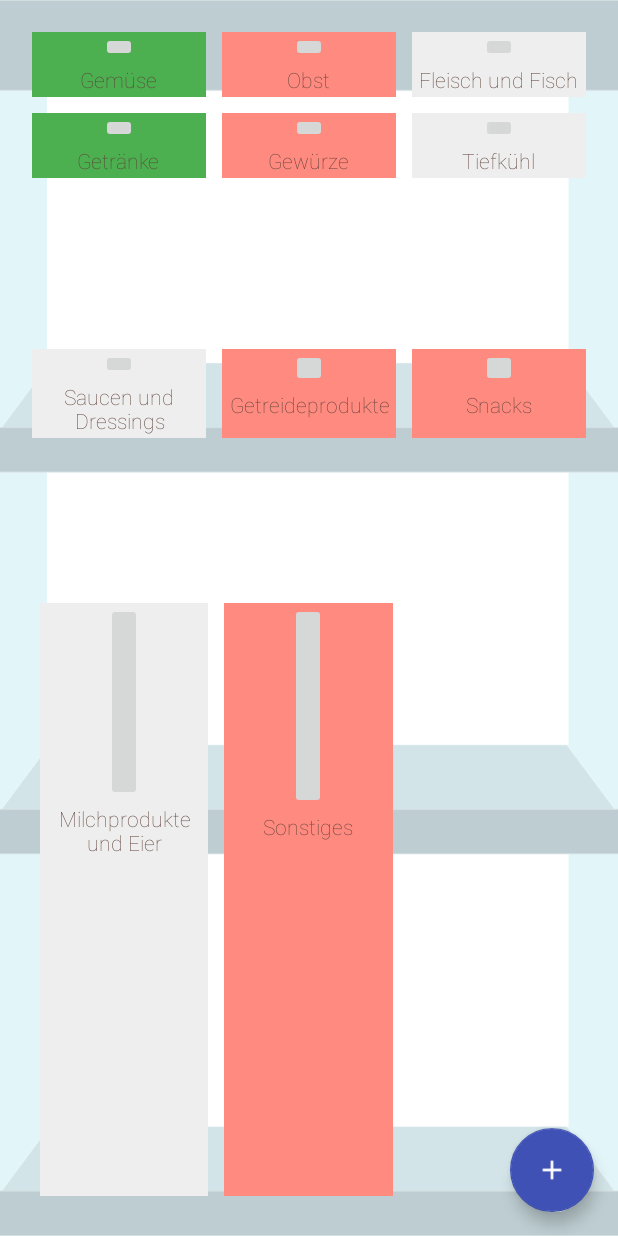
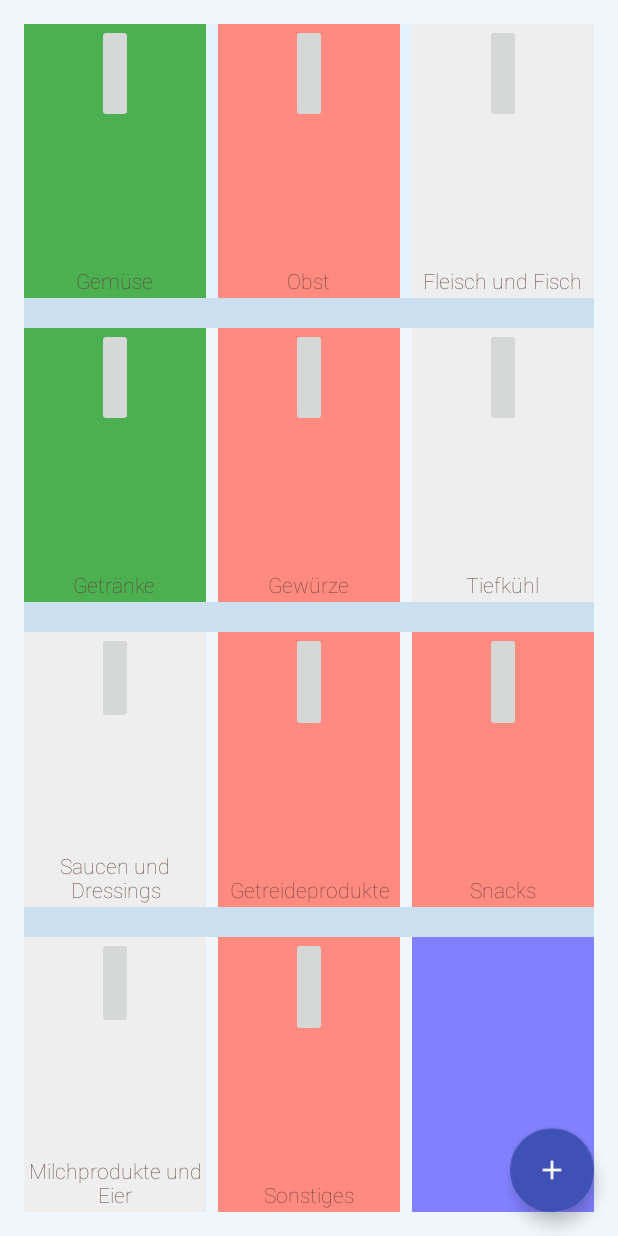
Before and after one commit to BlauerRiese/MyVirtualFridge_2.0, an Android app: the screen it shows after launch (StartActivity), on a phone screen of 412 x 824 dp. Run offline under Robolectric (Android 15) with nearby library versions, the phone set to English and light mode, and no system bars.

Commit message:
UPDATE DESIGN !!!

```diff
--- a/app/src/main/res/layout/content_start.xml
+++ b/app/src/main/res/layout/content_start.xml
@@ -10,14 +10,16 @@
     android:paddingTop="@dimen/activity_vertical_margin"
     android:paddingBottom="@dimen/activity_vertical_margin"
     app:layout_behavior="@string/appbar_scrolling_view_behavior"
-    tools:showIn="@layout/activity_start"
+    android:background="#eff6fc"
     tools:context=".StartActivity">
 
     <LinearLayout
         android:id="@+id/firstFridgeRow"
         android:orientation="horizontal"
         android:layout_width="match_parent"
-                android:layout_height="wrap_content">
+        android:layout_height="0dp"
+        android:layout_weight="1"
+        android:background="#e3f2fd">
 
         <LinearLayout
             android:id="@+id/leftUpperFridge"
@@ -28,7 +30,7 @@
             android:clickable="true"
             android:contextClickable="true"
             android:background="#4caf50"
-                    android:layout_margin="5dp">
+            android:layout_marginRight="8dp">
 
             <ImageButton
                 android:id="@+id/imageButtonGemüse"
@@ -51,7 +53,7 @@
                 android:textIsSelectable="false"
                 android:layout_weight="2"
                 android:textColor="#5d4037"
-                        android:gravity="center_horizontal"
+                android:gravity="bottom|center"
                 android:layout_margin="2dp" />
         </LinearLayout>
 
@@ -63,13 +65,12 @@
             android:layout_weight="1"
             android:clickable="true"
             android:contextClickable="true"
-                    android:background="#ff8a80"
-                    android:layout_margin="5dp">
+            android:background="#ff8a80">
 
             <ImageButton
+                android:id="@+id/imageButton"
                 android:layout_width="wrap_content"
                 android:layout_height="wrap_content"
-                        android:id="@+id/imageButton"
                 android:layout_gravity="top|center"
                 android:layout_weight="1" />
 
@@ -85,7 +86,7 @@
                         android:textIsSelectable="false"
                         android:layout_weight="2"
                         android:textColor="#5d4037"
-                        android:gravity="center_horizontal"
+                        android:gravity="bottom|center"
                         android:layout_margin="2dp" />
                 </LinearLayout>
 
@@ -98,7 +99,7 @@
                     android:clickable="true"
                     android:contextClickable="true"
                     android:background="#eeeeee"
-                    android:layout_margin="5dp">
+                    android:layout_marginLeft="8dp">
 
                     <ImageButton
                         android:layout_width="wrap_content"
@@ -119,7 +120,7 @@
                         android:textIsSelectable="false"
                         android:layout_weight="2"
                         android:textColor="#5d4037"
-                        android:gravity="center_horizontal"
+                        android:gravity="bottom|center"
                         android:layout_margin="2dp" />
 
                 </LinearLayout>
@@ -127,10 +128,23 @@
             </LinearLayout>
 
     <LinearLayout
+        android:id="@+id/upperSpaceSection"
+        android:orientation="vertical"
+        android:layout_width="match_parent"
+        android:layout_height="wrap_content"
+        android:background="#ccdfee" >
+
+        <Space
+            android:layout_width="20px"
+            android:layout_height="30px" />
+    </LinearLayout>
+
+    <LinearLayout
                 android:id="@+id/secondFridgeRow"
                 android:orientation="horizontal"
                 android:layout_width="match_parent"
-                android:layout_height="wrap_content">
+                android:layout_height="0dp"
+            android:layout_weight="1">
 
                 <LinearLayout
                     android:id="@+id/linearLayout2"
@@ -141,7 +155,7 @@
                     android:clickable="true"
                     android:contextClickable="true"
                     android:background="#4caf50"
-                    android:layout_margin="5dp">
+                    android:layout_marginRight="8dp">
 
                     <ImageButton
                         android:id="@+id/imageButton4"
@@ -164,7 +178,7 @@
                         android:textIsSelectable="false"
                         android:layout_weight="2"
                         android:textColor="#5d4037"
-                        android:gravity="center_horizontal"
+                        android:gravity="bottom|center"
                         android:layout_margin="2dp" />
                 </LinearLayout>
 
@@ -176,8 +190,7 @@
                     android:layout_weight="1"
                     android:clickable="true"
                     android:contextClickable="true"
-                    android:background="#ff8a80"
-                    android:layout_margin="5dp">
+                    android:background="#ff8a80">
 
                     <ImageButton
                         android:layout_width="wrap_content"
@@ -198,7 +211,7 @@
                         android:textIsSelectable="false"
                         android:layout_weight="2"
                         android:textColor="#5d4037"
-                        android:gravity="center_horizontal"
+                        android:gravity="bottom|center"
                         android:layout_margin="2dp" />
                 </LinearLayout>
 
@@ -211,7 +224,7 @@
                     android:clickable="true"
                     android:contextClickable="true"
                     android:background="#eeeeee"
-                    android:layout_margin="5dp">
+                    android:layout_marginLeft="8dp">
 
                     <ImageButton
                         android:layout_width="wrap_content"
@@ -232,27 +245,33 @@
                         android:textIsSelectable="false"
                         android:layout_weight="2"
                         android:textColor="#5d4037"
-                        android:gravity="center_horizontal"
+                        android:gravity="bottom|center"
                         android:layout_margin="2dp" />
                 </LinearLayout>
 
             </LinearLayout>
 
         <LinearLayout
-                android:id="@+id/lowSection"
+                android:id="@+id/middleSpaceSection"
                 android:orientation="vertical"
                 android:layout_width="match_parent"
                 android:layout_height="wrap_content"
                 android:layout_below="@+id/secondFridgeRow"
-                android:layout_margin="10dp"
-            android:layout_weight="0.5" />
+            android:background="#ccdfee"
+            android:baselineAligned="false">
+
+            <Space
+                android:layout_width="20px"
+                android:layout_height="30px" />
+        </LinearLayout>
 
         <LinearLayout
                 android:id="@+id/thirdFridgeRow"
                 android:orientation="horizontal"
                 android:layout_width="match_parent"
-                android:layout_height="wrap_content"
-                android:weightSum="3">
+                android:layout_height="0dp"
+                android:weightSum="3"
+            android:layout_weight="1">
 
                 <LinearLayout
                     android:id="@+id/MilchUndEierLayout"
@@ -263,7 +282,7 @@
                     android:clickable="true"
                     android:contextClickable="true"
                     android:background="#eeeeee"
-                    android:layout_margin="5dp">
+                    android:layout_marginRight="8dp">
 
                     <ImageButton
                         android:id="@+id/MilchUndEierImageButton"
@@ -286,7 +305,7 @@
                         android:textIsSelectable="false"
                         android:layout_weight="2"
                         android:textColor="#5d4037"
-                        android:gravity="center_horizontal"
+                        android:gravity="bottom|center"
                         android:layout_margin="2dp" />
                 </LinearLayout>
 
@@ -298,8 +317,7 @@
                     android:layout_weight="1"
                     android:clickable="true"
                     android:contextClickable="true"
-                    android:background="#ff8a80"
-                    android:layout_margin="5dp">
+                    android:background="#ff8a80">
 
                     <ImageButton
                         android:layout_width="wrap_content"
@@ -320,7 +338,7 @@
                         android:textIsSelectable="false"
                         android:layout_weight="2"
                         android:textColor="#5d4037"
-                        android:gravity="center_horizontal"
+                        android:gravity="bottom|center"
                         android:layout_margin="2dp" />
                 </LinearLayout>
 
@@ -332,8 +350,8 @@
                     android:layout_weight="1"
                     android:clickable="true"
                     android:contextClickable="true"
-                    android:layout_margin="5dp"
-                    android:background="#ff8a80">
+                    android:background="#ff8a80"
+                    android:layout_marginLeft="8dp">
 
                     <ImageButton
                         android:layout_width="wrap_content"
@@ -354,34 +372,34 @@
                         android:textIsSelectable="false"
                         android:layout_weight="2"
                         android:textColor="#5d4037"
-                        android:gravity="center_horizontal"
+                        android:gravity="bottom|center"
                         android:layout_margin="2dp" />
                 </LinearLayout>
             </LinearLayout>
 
         <LinearLayout
-                android:id="@+id/lastSection"
+            android:id="@+id/lowerSpaceSection"
             android:orientation="vertical"
             android:layout_width="match_parent"
             android:layout_height="wrap_content"
-                android:layout_marginTop="10dp"
-                android:layout_alignParentLeft="true"
-                android:layout_alignParentStart="true"
-                android:layout_below="@+id/thirdFridgeRow"
-            android:layout_weight="0.5" />
+            android:background="#ccdfee">
+
+            <Space
+                android:layout_width="20px"
+                android:layout_height="30px" />
+        </LinearLayout>
 
         <LinearLayout
             android:id="@+id/fourthFridgeRow"
             android:orientation="horizontal"
             android:layout_width="match_parent"
-                android:layout_height="wrap_content"
+            android:layout_height="0dp"
             android:weightSum="3"
             android:layout_alignParentRight="true"
             android:layout_alignParentEnd="true"
             android:gravity="bottom"
-            android:layout_margin="5dp"
-            android:layout_weight="2"
-            android:baselineAligned="false">
+            android:baselineAligned="false"
+            android:layout_weight="1">
 
                 <LinearLayout
                     android:id="@+id/linearLayout9"
@@ -392,7 +410,7 @@
                     android:clickable="true"
                     android:contextClickable="true"
                     android:background="#eeeeee"
-                    android:layout_margin="5dp" >
+                    android:layout_marginRight="8dp">
 
                     <ImageButton
                         android:id="@+id/imageButton10"
@@ -415,7 +433,7 @@
                         android:textIsSelectable="false"
                         android:layout_weight="2"
                         android:textColor="#5d4037"
-                        android:gravity="center_horizontal"
+                        android:gravity="bottom|center"
                         android:layout_margin="2dp" />
                 </LinearLayout>
 
@@ -427,8 +445,7 @@
                     android:layout_weight="1"
                     android:clickable="true"
                     android:contextClickable="true"
-                    android:background="#ff8a80"
-                    android:layout_margin="5dp" >
+                    android:background="#ff8a80">
 
                     <ImageButton
                         android:layout_width="wrap_content"
@@ -449,7 +466,7 @@
                         android:textIsSelectable="false"
                         android:layout_weight="2"
                         android:textColor="#5d4037"
-                        android:gravity="center_horizontal"
+                        android:gravity="bottom|center"
                         android:layout_margin="2dp" />
                 </LinearLayout>
 
@@ -459,11 +476,10 @@
                     android:layout_width="0dp"
                     android:layout_height="match_parent"
                     android:layout_weight="1"
-                    android:clickable="true"
-                    android:contextClickable="true"
-                    android:layout_margin="5dp"
-                    android:visibility="invisible"
-                    android:background="#ff8a80">
+                    android:contextClickable="false"
+                    android:visibility="visible"
+                    android:background="#8280ff"
+                    android:layout_marginLeft="8dp">
 
 
                 </LinearLayout>
```
Also changed, not shown: 1 other file. Lines whose indentation alone changed are shown as unchanged.
